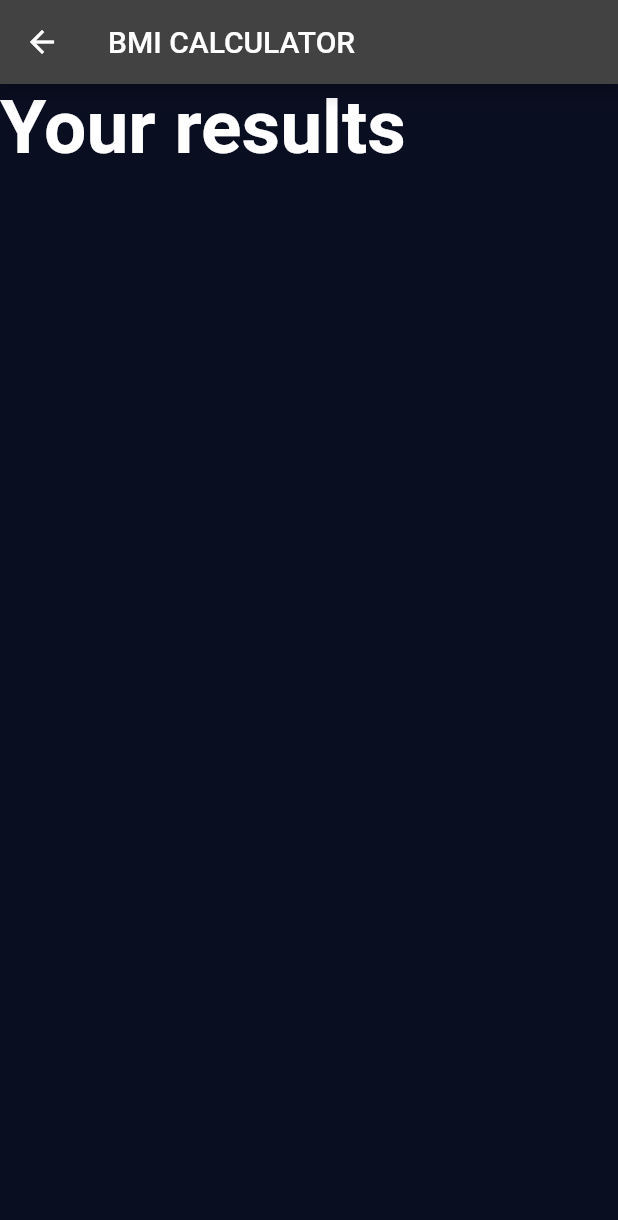
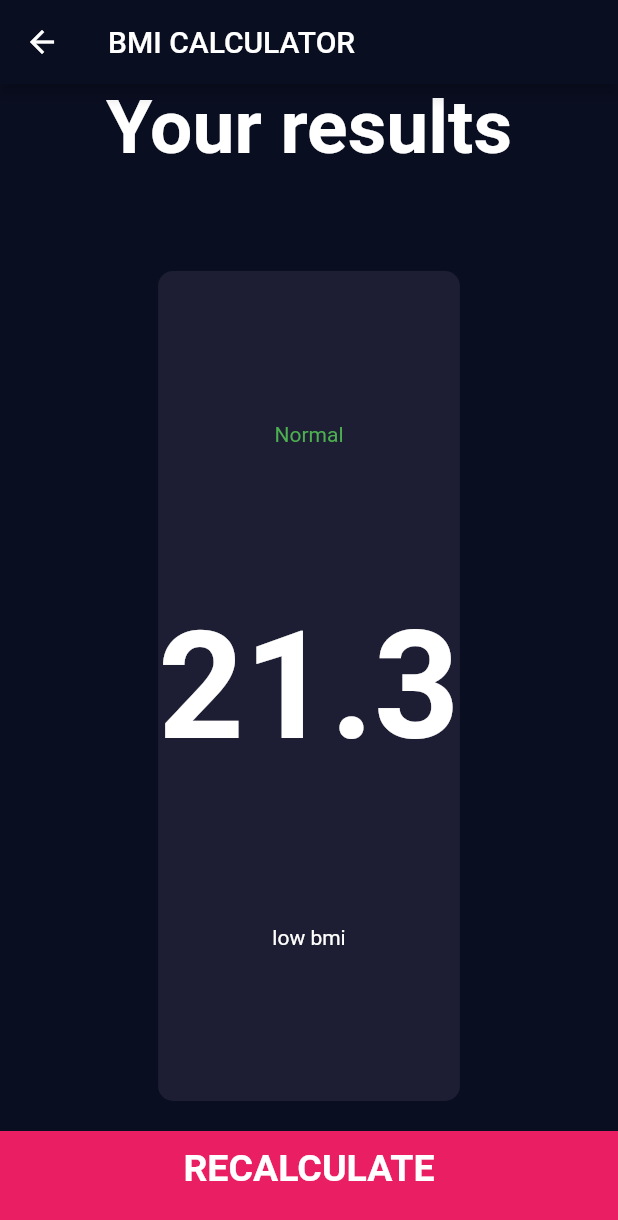
Before and after one commit to alichur/bmi-calculator, a Flutter app: the screen it shows after launch, after a tap on "CALCULATE", on a phone screen of 412 x 824 dp. Shown: the top 1220 px of the screen. Run offline on Flutter 3.47's test engine with Material 2 defaults, Android fonts, the phone set to English and light mode, and no system bars; our stand-ins replace font_awesome_flutter.

```diff
--- /dev/null
+++ b/lib/action_button.dart
@@ -0,0 +1,24 @@
+import 'package:flutter/material.dart';
+
+import 'constants.dart';
+
+class BottomButton extends StatelessWidget {
+  final Function onTap;
+  final String buttonTitle;
+
+  const BottomButton({this.onTap, this.buttonTitle});
+
+  @override
+  Widget build(BuildContext context) {
+    return GestureDetector(
+      onTap: onTap,
+      child: Container(
+          padding: EdgeInsets.only(bottom: 20),
+          child: Center(child: Text(buttonTitle, style: klargeButtonText)),
+          width: double.infinity,
+          height: 70,
+          margin: EdgeInsets.only(top: 10),
+          color: Colors.pink),
+    );
+  }
+}
--- a/lib/input_page.dart
+++ b/lib/input_page.dart
@@ -1,8 +1,10 @@
 import 'package:bmi_calculator/results_page.dart';
 import 'package:bmi_calculator/reusable_card.dart';
+import 'package:bmi_calculator/round_icon_button.dart';
 import 'package:flutter/material.dart';
 import 'package:font_awesome_flutter/font_awesome_flutter.dart';
 
+import 'action_button.dart';
 import 'constants.dart';
 import 'gender.dart';
 
@@ -161,37 +163,13 @@ class _InputPageState extends State<InputPage> {
             ),
           ]),
         ),
-        GestureDetector(
-          onTap: () {
-            Navigator.push(context,
-                MaterialPageRoute(builder: (context) => ResultsPage()));
-          },
-          child: Container(
-              padding: EdgeInsets.only(bottom: 20),
-              child: Center(child: Text('CALCULATE', style: klargeButtonText)),
-              width: double.infinity,
-              height: 70,
-              margin: EdgeInsets.only(top: 10),
-              color: Colors.pink),
-        )
+        BottomButton(
+            onTap: () {
+              Navigator.push(context,
+                  MaterialPageRoute(builder: (context) => ResultsPage()));
+            },
+            buttonTitle: 'CALCULATE')
       ]),
     );
   }
 }
-
-class RoundIconButton extends StatelessWidget {
-  final IconData icon;
-  final Function onPressed;
-  RoundIconButton({@required this.icon, @required this.onPressed});
-
-  @override
-  Widget build(BuildContext context) {
-    return RawMaterialButton(
-        child: Icon(icon),
-        fillColor: Color(0xFF4C4F5E),
-        elevation: 10,
-        constraints: BoxConstraints.tightFor(width: 56, height: 56),
-        shape: CircleBorder(),
-        onPressed: onPressed);
-  }
-}
--- a/lib/main.dart
+++ b/lib/main.dart
@@ -11,11 +11,7 @@ class BMICalculator extends StatelessWidget {
   @override
   Widget build(BuildContext context) {
     return MaterialApp(
-      initialRoute: '/',
-      routes: {
-        '/': (context) => InputPage(),
-        '/calculate': (context) => ResultsPage()
-      },
+      home: InputPage(),
       theme: themeBuilder.getTheme(),
     );
   }
--- a/lib/results_page.dart
+++ b/lib/results_page.dart
@@ -1,10 +1,16 @@
+import 'package:bmi_calculator/constants.dart';
+import 'package:bmi_calculator/reusable_card.dart';
 import 'package:flutter/material.dart';
+
+import 'action_button.dart';
+import 'input_page.dart';
 
 class ResultsPage extends StatelessWidget {
   @override
   Widget build(BuildContext context) {
     return Scaffold(
       appBar: AppBar(
+        backgroundColor: Theme.of(context).primaryColor,
         title: Text('BMI CALCULATOR'),
       ),
       body: Column(
@@ -13,11 +19,38 @@ class ResultsPage extends StatelessWidget {
           Expanded(
             child: Container(
               child: Text('Your results',
+                  style: TextStyle(fontSize: 50, fontWeight: FontWeight.bold)),
+            ),
+          ),
+          Expanded(
+            flex: 5,
+            child: Container(
+              child: ReusableCard(
+                color: kActiveCardColor,
+                cardChild: Column(
+                  mainAxisAlignment: MainAxisAlignment.spaceEvenly,
+                  crossAxisAlignment: CrossAxisAlignment.center,
+                  children: [
+                    Text('Normal', style: TextStyle(color: Colors.green)),
+                    Text(
+                      '21.3',
                       style:
-                        TextStyle(fontSize: 50, fontWeight: FontWeight.bold)),
+                          TextStyle(fontSize: 100, fontWeight: FontWeight.bold),
                     ),
-            )
+                    Text('low bmi')
                   ],
-        ));
+                ),
+              ),
+            ),
+          ),
+          BottomButton(
+              onTap: () {
+                Navigator.push(context,
+                    MaterialPageRoute(builder: (context) => InputPage()));
+              },
+              buttonTitle: 'RECALCULATE')
+        ],
+      ),
+    );
   }
 }
--- /dev/null
+++ b/lib/round_icon_button.dart
@@ -0,0 +1,18 @@
+import 'package:flutter/material.dart';
+
+class RoundIconButton extends StatelessWidget {
+  final IconData icon;
+  final Function onPressed;
+  RoundIconButton({@required this.icon, @required this.onPressed});
+
+  @override
+  Widget build(BuildContext context) {
+    return RawMaterialButton(
+        child: Icon(icon),
+        fillColor: Color(0xFF4C4F5E),
+        elevation: 10,
+        constraints: BoxConstraints.tightFor(width: 56, height: 56),
+        shape: CircleBorder(),
+        onPressed: onPressed);
+  }
+}
```
Lines whose indentation alone changed are shown as unchanged.
